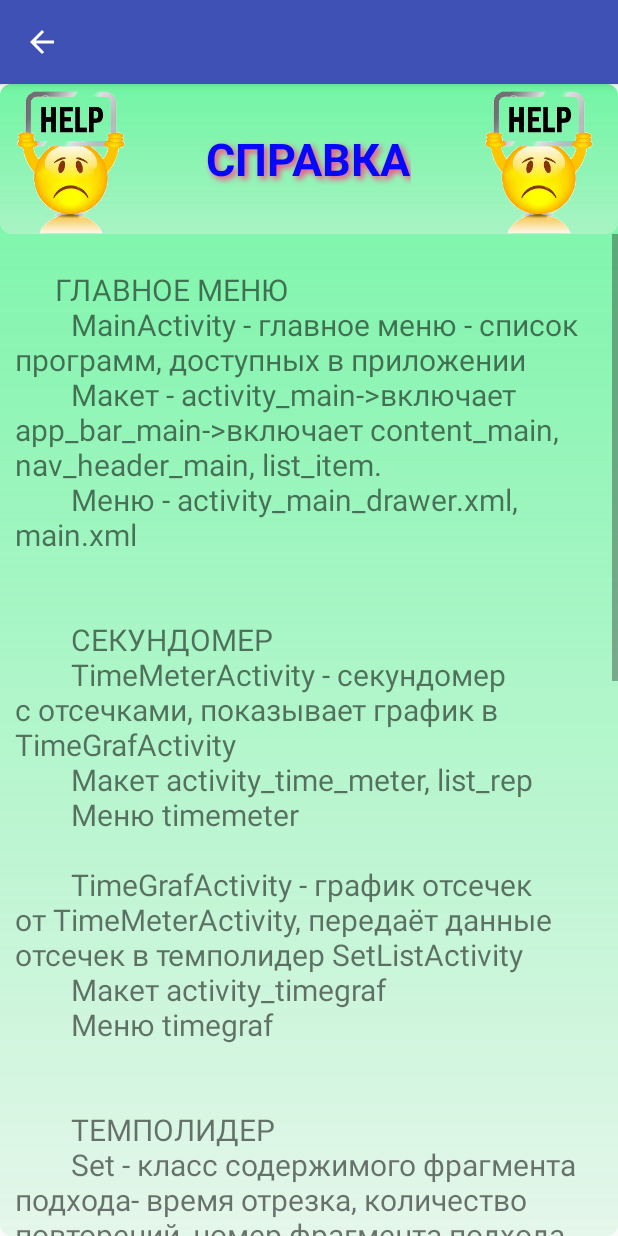
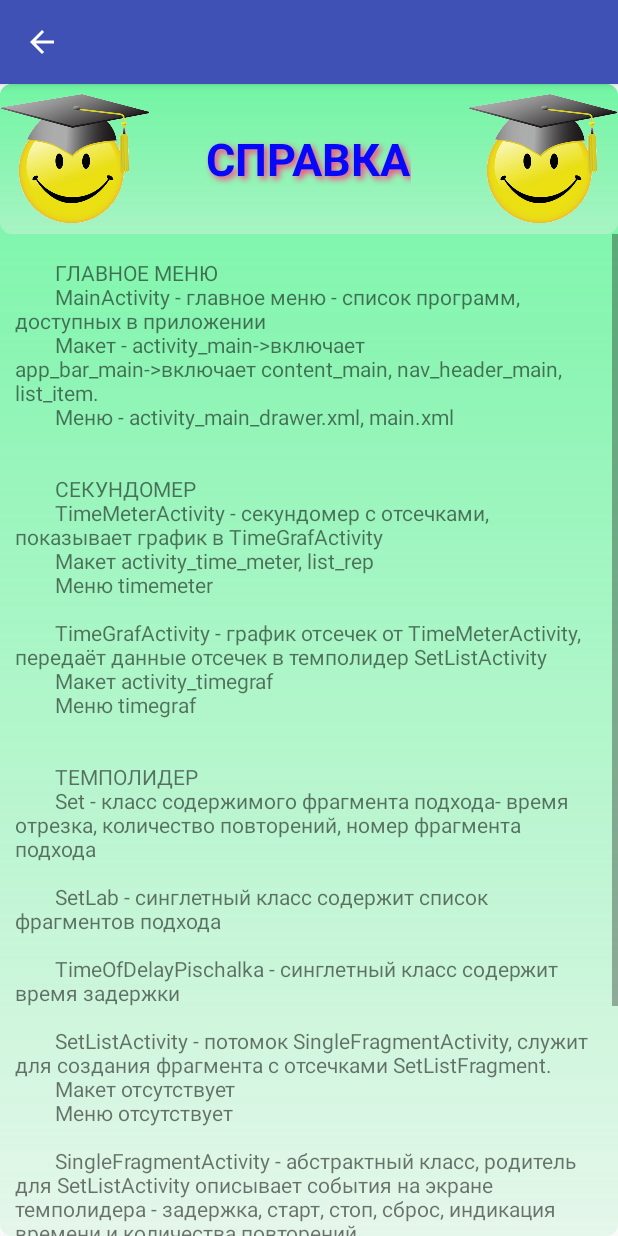
Before and after one commit to bartex12/Tempolider, an Android app: the HelpMainActivity screen opened directly, with no data from a screen before it, on a phone screen of 412 x 824 dp. Run offline under Robolectric (Android 15) with nearby library versions, the phone set to English and light mode, and no system bars.

Commit message:
первоначальный коммит

```diff
--- a/build.gradle
+++ b/build.gradle
@@ -5,6 +5,7 @@ android {
     buildToolsVersion "26.0.2"
 
     defaultConfig {
+        android.defaultConfig.vectorDrawables.useSupportLibrary = true
         applicationId "ru.bartex.p010_train"
         minSdkVersion 15
         targetSdkVersion 26
--- a/src/main/java/ru/bartex/p010_train/HelpMainActivity.java
+++ b/src/main/java/ru/bartex/p010_train/HelpMainActivity.java
@@ -43,10 +43,10 @@ public class HelpMainActivity extends AppCompatActivity {
         tvHelp.setText(strFile);
 
         left = (ImageView)findViewById(R.id.imageView2);
-        left.setImageResource(R.drawable.help1);
+        left.setImageResource(R.drawable.help_magistr);
 
         right = (ImageView)findViewById(R.id.imageView3);
-        right.setImageResource(R.drawable.help1);
+        right.setImageResource(R.drawable.help_magistr);
     }
 
     private StringBuilder inputStreamToString(InputStream iFile) {
--- /dev/null
+++ b/src/main/res/drawable-xhdpi/ic_add_black_48dp.xml
@@ -0,0 +1,4 @@
+<vector android:height="48dp" android:viewportHeight="24.0"
+    android:viewportWidth="24.0" android:width="48dp" xmlns:android="http://schemas.android.com/apk/res/android">
+    <path android:fillColor="#FF000000" android:pathData="M19,13h-6v6h-2v-6H5v-2h6V5h2v6h6v2z"/>
+</vector>
--- a/src/main/res/layout/activity_help_main.xml
+++ b/src/main/res/layout/activity_help_main.xml
@@ -54,21 +54,17 @@
        android:linksClickable="true"
         android:autoLink="all" //-->
         <TextView
+            android:id="@+id/textViewHelpMain"
             android:layout_width="fill_parent"
-            android:layout_height="fill_parent"
-            android:id="@+id/textViewHelpMain"
+            android:layout_height="wrap_content"
+            android:autoLink="all"
             android:linksClickable="true"
-            android:autoLink="all"
             android:overScrollMode="always"
-            android:layout_alignParentTop="true"
-            android:layout_alignParentLeft="true"
-            android:layout_alignParentStart="true"
-            android:textSize="20dp"
-            android:text="Справка"
-            android:textStyle="normal"
             android:paddingLeft="10dp"
             android:paddingRight="10dp"
-            android:singleLine="false"/>
+            android:singleLine="false"
+            android:text="@string/Help"
+            android:textStyle="normal"/>
     </ScrollView>
 
 </LinearLayout>
--- a/src/main/res/layout/app_bar_main.xml
+++ b/src/main/res/layout/app_bar_main.xml
@@ -30,6 +30,7 @@
         android:layout_height="wrap_content"
         android:layout_gravity="bottom|end"
         android:layout_margin="@dimen/fab_margin"
-        android:src="@android:drawable/ic_dialog_email"/>
+        app:backgroundTint="@color/colorPrimaryDark"
+        app:srcCompat="@drawable/ic_add_black_48dp"/>
 
 </android.support.design.widget.CoordinatorLayout>
--- a/src/main/res/values/colors.xml
+++ b/src/main/res/values/colors.xml
@@ -1,6 +1,6 @@
 <?xml version="1.0" encoding="utf-8"?>
 <resources>
     <color name="colorPrimary">#3F51B5</color>
-    <color name="colorPrimaryDark">#303F9F</color>
+    <color name="colorPrimaryDark">#75f2a4</color>
     <color name="colorAccent">#FF4081</color>
 </resources>
--- a/src/main/res/values/strings.xml
+++ b/src/main/res/values/strings.xml
@@ -65,6 +65,7 @@
     <string name="title_activity_tab_bar">TabBarActivity</string>
     <string name="section_format">Список раскладок %1$d</string>
     <string name="change_name">Изменить</string>
+    <string name="Help">Справка</string>
 
 
 </resources>
```
Also changed, not shown: src/main/java/ru/bartex/p010_train/DetailActivity.java (+26 -7 lines), src/main/java/ru/bartex/p010_train/MainActivity.java (+11 -4 lines), src/main/java/ru/bartex/p010_train/ru/bartex/p010_train/data/P.java (added, +25 -0 lines), src/main/res/drawable/help_magistr.png (added), 88 other files.
